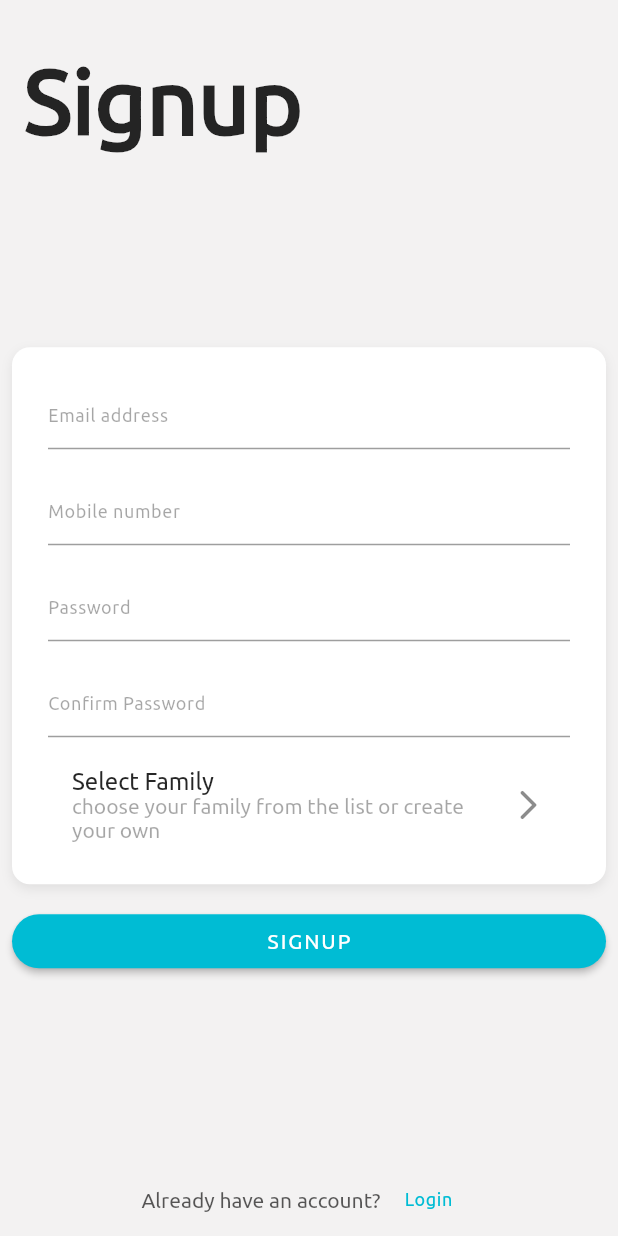
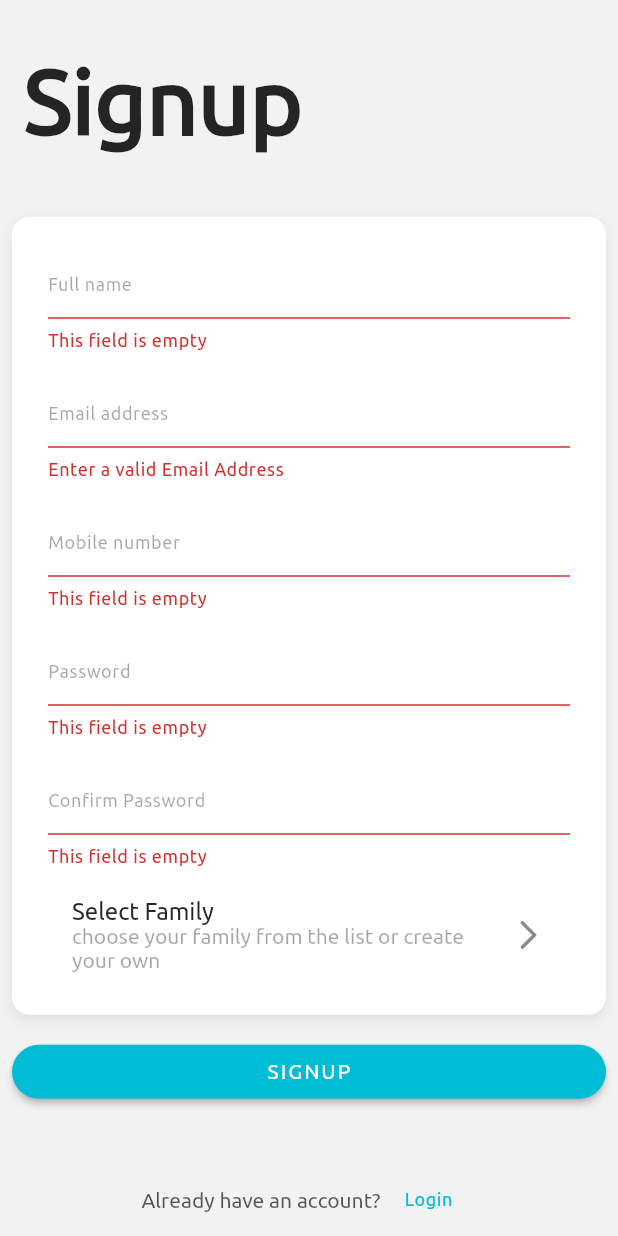
Before and after one commit to kunalmanocha98/shopper_android, a Flutter app: the SignupPage screen opened directly, after a tap on "SIGNUP", on a phone screen of 412 x 824 dp. Run offline on Flutter 3.47's test engine with Material 2 defaults, Android fonts, the phone set to English and light mode, and no system bars; our stand-ins replace cached_network_image, fluttertoast, get_it, shared_preferences; missing offline and left inert: pagination_view; accounts and stored records are empty; generated files the repository leaves out were written again.

Commit message:
changes: 1. Signup page Api implementation

```diff
--- /dev/null
+++ b/lib/Network/app_url.dart
@@ -0,0 +1,6 @@
+class AppUrl{
+
+   static String baseUrl = "http;//186.168.0.1";
+
+   static String signUp = baseUrl+'/User/signup';
+}
--- a/lib/l10n/app_en.arb
+++ b/lib/l10n/app_en.arb
@@ -30,5 +30,8 @@
   "login": "Login",
   "welcome": "Welcome",
   "already_have_account": "Already have an account?",
-  "dont_have_account": "Don't have an account?"
+  "dont_have_account": "Don't have an account?",
+  "no_internet": "No Internet",
+  "session_expire": "Session expired",
+  "hint_enter_name": "Full name"
 }
--- /dev/null
+++ b/lib/src/BasicUtilities/locator.dart
@@ -0,0 +1,9 @@
+
+import 'package:get_it/get_it.dart';
+import 'package:shared_preferences/shared_preferences.dart';
+
+GetIt locator = GetIt.instance;
+
+setupLocator(){
+  locator.registerSingletonAsync(() async=> await SharedPreferences.getInstance());
+}
--- a/lib/src/BasicUtilities/shopper_colors.dart
+++ b/lib/src/BasicUtilities/shopper_colors.dart
@@ -16,4 +16,12 @@ class ShopperColor {
   static Color get appColorBlack10 =>  Color(0x1A000000);
 
   static Color get appColorBlack08 =>  Color(0x14000000);
+
+  static Color get information => Color(0xFFCCE5FF);
+
+  static Color get success => Color(0xFFd4edda);
+
+  static Color get warning => Color(0xFFfff3cd);
+
+  static Color get failure => Color(0xFFf8d7da);
 }
--- a/lib/src/BasicUtilities/shopper_mixins.dart
+++ b/lib/src/BasicUtilities/shopper_mixins.dart
@@ -20,6 +20,28 @@ class ShopperMixins{
     }
   }
 
+  String validatePassword(String value) {
+    if (value.isEmpty) {
+      return "This field is empty";
+    } else if(value.length < 8){
+      return "Password length must be at least 8 characters";
+    } else{
+      return null;
+    }
+  }
+
+  String validateConfirmPassword(String value, String value1) {
+    if (value1.isEmpty) {
+      return "This field is empty";
+    } else if(value1.length < 8){
+      return "Password length must be at least 8 characters";
+    } else if (value != value1){
+      return "Passwords don't match";
+    }else{
+      return null;
+    }
+  }
+
   String validateEmail(String value) {
     Pattern pattern =
         r'^(([^<>()[\]\\.,;:\s@\"]+(\.[^<>()[\]\\.,;:\s@\"]+)*)|(\".+\"))@((\[[0-9]{1,3}\.[0-9]{1,3}\.[0-9]{1,3}\.[0-9]{1,3}\])|(([a-zA-Z\-0-9]+\.)+[a-zA-Z]{2,}))$';
--- a/lib/src/DashboardPage/dashboard_page_ui.dart
+++ b/lib/src/DashboardPage/dashboard_page_ui.dart
@@ -1,5 +1,4 @@
 import 'package:flutter/material.dart';
-import 'package:shopper/src/BasicUtilities/custom_localizations.dart';
 import 'package:shopper/src/UIComponents/custom_shopping_list_card.dart';
 
 class DashboardPage extends StatefulWidget{
--- /dev/null
+++ b/lib/src/Registration/models/signup_model.dart
@@ -0,0 +1,32 @@
+class SignUpRequest {
+  String name;
+  String email;
+  String mobile;
+  String password;
+  String familyId;
+
+  SignUpRequest(
+      {this.name,
+        this.email,
+        this.mobile,
+        this.password,
+        this.familyId});
+
+  SignUpRequest.fromJson(Map<String, dynamic> json) {
+    name = json['name'];
+    email = json['email'];
+    mobile = json['mobile'];
+    password = json['password'];
+    familyId = json['family_id'];
+  }
+
+  Map<String, dynamic> toJson() {
+    final Map<String, dynamic> data = new Map<String, dynamic>();
+    data['name'] = this.name;
+    data['email'] = this.email;
+    data['mobile'] = this.mobile;
+    data['password'] = this.password;
+    data['family_id'] = this.familyId;
+    return data;
+  }
+}
--- a/lib/src/Registration/signup_page.dart
+++ /dev/null
@@ -1,142 +0,0 @@
-import 'package:flutter/material.dart';
-import 'package:shopper/src/BasicUtilities/custom_localizations.dart';
-import 'package:shopper/src/BasicUtilities/custom_text_styles.dart';
-import 'package:shopper/src/BasicUtilities/shopper_colors.dart';
-import 'package:shopper/src/Registration/login_page.dart';
-import 'package:shopper/src/UIComponents/custom_appbar.dart';
-import 'package:shopper/src/UIComponents/custom_buttons.dart';
-import 'package:shopper/src/UIComponents/custom_card.dart';
-
-import 'family_list_page.dart';
-
-class SignupPage extends StatefulWidget{
-  @override
-  SignupPageState createState() => SignupPageState();
-}
-
-class SignupPageState extends State<SignupPage>{
-  @override
-  Widget build(BuildContext context) {
-    return Scaffold(
-      body: SafeArea(
-        child: Column(
-          crossAxisAlignment: CrossAxisAlignment.start,
-          children: [
-            Padding(
-              padding:  EdgeInsets.only(top:32.0,bottom: 8,left: 16),
-              child: Text(ShopperLocalizations(context).localization.signup,
-                style: ShopperTextStyles.headline2.copyWith(
-                    fontWeight: FontWeight.bold
-                ),),
-            ),
-            Expanded(
-              child: Form(
-                child: Container(
-                  child: Center(
-                    child: Column(
-                      mainAxisSize: MainAxisSize.min,
-                      children: [
-                        ShopperCard(
-                          padding: EdgeInsets.only(bottom: 16,left: 16,right: 16,top: 12),
-                          child: Column(
-                            mainAxisSize: MainAxisSize.min,
-                            children: [
-                              Padding(
-                                padding: const EdgeInsets.all(8.0),
-                                child: TextFormField(
-                                  style: ShopperTextStyles.subtitle1,
-                                  decoration: InputDecoration(
-                                    hintStyle: ShopperTextStyles.caption,
-                                    hintText: ShopperLocalizations(context).localization.hint_enter_email
-                                  ),
-                                ),
-                              ),
-                              Padding(
-                                padding: const EdgeInsets.all(8.0),
-                                child: TextFormField(
-                                  style: ShopperTextStyles.subtitle1,
-                                  decoration: InputDecoration(
-                                      hintStyle: ShopperTextStyles.caption,
-                                      hintText: ShopperLocalizations(context).localization.hint_enter_mobile
-                                  ),
-                                ),
-                              ),
-                              Padding(
-                                padding: const EdgeInsets.all(8.0),
-                                child: TextFormField(
-                                  style: ShopperTextStyles.subtitle1,
-                                  obscureText: true,
-                                  decoration: InputDecoration(
-                                      hintStyle: ShopperTextStyles.caption,
-                                      hintText: ShopperLocalizations(context).localization.hint_enter_password
-                                  ),
-                                ),
-                              ),
-                              Padding(
-                                padding: const EdgeInsets.all(8.0),
-                                child: TextFormField(
-                                  style: ShopperTextStyles.subtitle1,
-                                  obscureText: true,
-                                  decoration: InputDecoration(
-                                      hintStyle: ShopperTextStyles.caption,
-                                      hintText: ShopperLocalizations(context).localization.hint_enter_confirm_password
-                                  ),
-                                ),
-                              ),
-                              Padding(
-                                padding: const EdgeInsets.all(8.0),
-                                child: ListTile(
-                                  onTap: (){
-                                    Navigator.push(context, MaterialPageRoute(
-                                        builder: (BuildContext context){
-                                          return FamilyListPage();
-                                        }
-                                    ));
-                                  },
-                                  title: Text("Select Family", style: ShopperTextStyles.subtitle1,),
-                                  subtitle:Text("choose your family from the list or create your own", style: ShopperTextStyles.bodyText2,),
-                                  trailing: Icon(Icons.arrow_forward_ios_rounded),
-                                )
-                              ),
-                            ],
-                          ),
-                        ),
-                        Container(
-                          width: double.infinity,
-                          padding: EdgeInsets.all(8),
-                          child: ShopperElevatedButton(onPressed: (){},
-                            textStyle: ShopperTextStyles.subtitle2,
-                            textColor: ShopperColor.appColorWhite,
-                            buttonText: ShopperLocalizations(context).localization.signup.toUpperCase(),),
-                        )
-                      ],
-                    ),
-                  ),
-                ),
-              ),
-            ),
-
-            Row(
-              mainAxisAlignment: MainAxisAlignment.center,
-              children: [
-                Text(ShopperLocalizations(context).localization.already_have_account,
-                style: ShopperTextStyles.subtitle2,),
-                ShopperTextButton(
-                  onPressed: (){
-                    Navigator.pushAndRemoveUntil(context, MaterialPageRoute(
-                        builder: (BuildContext context){
-                          return LoginPage();
-                        }
-                    ),ModalRoute.withName('/'));
-                  },
-                  buttonText: ShopperLocalizations(context).localization.login,
-                )
-              ],
-            )
-          ],
-        ),
-      ),
-    );
-  }
-
-}
--- a/lib/src/Registration/login_page.dart
+++ b/lib/src/Registration/ui/login_page.dart
@@ -2,8 +2,7 @@ import 'package:flutter/material.dart';
 import 'package:shopper/src/BasicUtilities/custom_localizations.dart';
 import 'package:shopper/src/BasicUtilities/custom_text_styles.dart';
 import 'package:shopper/src/BasicUtilities/shopper_colors.dart';
-import 'package:shopper/src/Registration/signup_page.dart';
-import 'package:shopper/src/UIComponents/custom_appbar.dart';
+import 'package:shopper/src/Registration/ui/signup_page.dart';
 import 'package:shopper/src/UIComponents/custom_buttons.dart';
 
 class LoginPage extends StatefulWidget{
--- /dev/null
+++ b/lib/src/Registration/ui/signup_page.dart
@@ -0,0 +1,231 @@
+import 'dart:convert';
+
+import 'package:flutter/material.dart';
+import 'package:shopper/Network/app_url.dart';
+import 'package:shopper/Network/network.dart';
+import 'package:shopper/src/BasicUtilities/custom_localizations.dart';
+import 'package:shopper/src/BasicUtilities/custom_text_styles.dart';
+import 'package:shopper/src/BasicUtilities/shopper_colors.dart';
+import 'package:shopper/src/BasicUtilities/shopper_mixins.dart';
+import 'package:shopper/src/Registration/models/signup_model.dart';
+import 'package:shopper/src/Registration/ui/family_list_page.dart';
+import 'package:shopper/src/Registration/ui/login_page.dart';
+import 'package:shopper/src/UIComponents/custom_buttons.dart';
+import 'package:shopper/src/UIComponents/custom_card.dart';
+
+
+class SignupPage extends StatefulWidget {
+  @override
+  SignupPageState createState() => SignupPageState();
+}
+
+class SignupPageState extends State<SignupPage> with ShopperMixins {
+  String email;
+  String mobile;
+  String password;
+  String confirmPassword;
+  String name;
+  String familyId;
+  TextEditingController passwordController = TextEditingController();
+  GlobalKey<FormState> formKey = GlobalKey();
+
+  @override
+  Widget build(BuildContext context) {
+    return Scaffold(
+      body: SafeArea(
+        child: Column(
+          crossAxisAlignment: CrossAxisAlignment.start,
+          children: [
+            Padding(
+              padding: EdgeInsets.only(top: 32.0, bottom: 8, left: 16),
+              child: Text(
+                ShopperLocalizations(context).localization.signup,
+                style: ShopperTextStyles.headline2
+                    .copyWith(fontWeight: FontWeight.bold),
+              ),
+            ),
+            Expanded(
+              child: Form(
+                key: formKey,
+                child: Container(
+                  child: Center(
+                    child: Column(
+                      mainAxisSize: MainAxisSize.min,
+                      children: [
+                        ShopperCard(
+                          padding: EdgeInsets.only(
+                              bottom: 16, left: 16, right: 16, top: 12),
+                          child: Column(
+                            mainAxisSize: MainAxisSize.min,
+                            children: [
+                              Padding(
+                                padding: const EdgeInsets.all(8.0),
+                                child: TextFormField(
+                                  validator: validateTextField,
+                                  onSaved: (value) {
+                                    name = value;
+                                  },
+                                  style: ShopperTextStyles.subtitle1,
+                                  keyboardType: TextInputType.emailAddress,
+                                  decoration: InputDecoration(
+                                      hintStyle: ShopperTextStyles.caption,
+                                      hintText: ShopperLocalizations(context)
+                                          .localization
+                                          .hint_enter_name),
+                                ),
+                              ),
+                              Padding(
+                                padding: const EdgeInsets.all(8.0),
+                                child: TextFormField(
+                                  validator: validateEmail,
+                                  onSaved: (value) {
+                                    email = value;
+                                  },
+                                  style: ShopperTextStyles.subtitle1,
+                                  keyboardType: TextInputType.emailAddress,
+                                  decoration: InputDecoration(
+                                      hintStyle: ShopperTextStyles.caption,
+                                      hintText: ShopperLocalizations(context)
+                                          .localization
+                                          .hint_enter_email),
+                                ),
+                              ),
+                              Padding(
+                                padding: const EdgeInsets.all(8.0),
+                                child: TextFormField(
+                                  validator: validateTextField,
+                                  onSaved: (value) {
+                                    mobile = value;
+                                  },
+                                  style: ShopperTextStyles.subtitle1,
+                                  keyboardType: TextInputType.number,
+                                  decoration: InputDecoration(
+                                      hintStyle: ShopperTextStyles.caption,
+                                      hintText: ShopperLocalizations(context)
+                                          .localization
+                                          .hint_enter_mobile),
+                                ),
+                              ),
+                              Padding(
+                                padding: const EdgeInsets.all(8.0),
+                                child: TextFormField(
+                                  style: ShopperTextStyles.subtitle1,
+                                  controller: passwordController,
+                                  validator: validatePassword,
+                                  onSaved: (value) {
+                                    password = value;
+                                  },
+                                  obscureText: true,
+                                  decoration: InputDecoration(
+                                      hintStyle: ShopperTextStyles.caption,
+                                      hintText: ShopperLocalizations(context)
+                                          .localization
+                                          .hint_enter_password),
+                                ),
+                              ),
+                              Padding(
+                                padding: const EdgeInsets.all(8.0),
+                                child: TextFormField(
+                                  style: ShopperTextStyles.subtitle1,
+                                  validator: (value) {
+                                    return validateConfirmPassword(
+                                        passwordController.text, value);
+                                  },
+                                  onSaved: (value) {
+                                    confirmPassword = value;
+                                  },
+                                  obscureText: true,
+                                  decoration: InputDecoration(
+                                      hintStyle: ShopperTextStyles.caption,
+                                      hintText: ShopperLocalizations(context)
+                                          .localization
+                                          .hint_enter_confirm_password),
+                                ),
+                              ),
+                              Padding(
+                                  padding: const EdgeInsets.all(8.0),
+                                  child: ListTile(
+                                    onTap: () {
+                                      Navigator.push(context, MaterialPageRoute(
+                                          builder: (BuildContext context) {
+                                        return FamilyListPage();
+                                      })).then((value) {});
+                                    },
+                                    title: Text(
+                                      "Select Family",
+                                      style: ShopperTextStyles.subtitle1,
+                                    ),
+                                    subtitle: Text(
+                                      "choose your family from the list or create your own",
+                                      style: ShopperTextStyles.bodyText2,
+                                    ),
+                                    trailing:
+                                        Icon(Icons.arrow_forward_ios_rounded),
+                                  )),
+                            ],
+                          ),
+                        ),
+                        Container(
+                          width: double.infinity,
+                          padding: EdgeInsets.all(8),
+                          child: ShopperElevatedButton(
+                            onPressed: () {
+                              if(formKey.currentState.validate()){
+                                formKey.currentState.save();
+                                signUp();
+                              }
+                            },
+                            textStyle: ShopperTextStyles.subtitle2,
+                            textColor: ShopperColor.appColorWhite,
+                            buttonText: ShopperLocalizations(context)
+                                .localization
+                                .signup
+                                .toUpperCase(),
+                          ),
+                        )
+                      ],
+                    ),
+                  ),
+                ),
+              ),
+            ),
+            Row(
+              mainAxisAlignment: MainAxisAlignment.center,
+              children: [
+                Text(
+                  ShopperLocalizations(context)
+                      .localization
+                      .already_have_account,
+                  style: ShopperTextStyles.subtitle2,
+                ),
+                ShopperTextButton(
+                  onPressed: () {
+                    Navigator.pushAndRemoveUntil(context,
+                        MaterialPageRoute(builder: (BuildContext context) {
+                      return LoginPage();
+                    }), ModalRoute.withName('/')).then((value){
+                      if(value){
+                        familyId = value;
+                      }
+                    });
+                  },
+                  buttonText: ShopperLocalizations(context).localization.login,
+                )
+              ],
+            )
+          ],
+        ),
+      ),
+    );
+  }
+
+  void signUp() async{
+    SignUpRequest payload = SignUpRequest();
+    payload.name = name;
+    payload.email = email;
+    payload.password = password;
+    payload.mobile = mobile;
+    payload.familyId = familyId;
+    NetworkCall().call(jsonEncode(payload), context, AppUrl.signUp);
+  }
+}
--- a/lib/src/Registration/welcome_page.dart
+++ b/lib/src/Registration/ui/welcome_page.dart
@@ -1,7 +1,7 @@
 import 'package:flutter/material.dart';
 import 'package:shopper/src/BasicUtilities/custom_localizations.dart';
 import 'package:shopper/src/BasicUtilities/custom_text_styles.dart';
-import 'package:shopper/src/Registration/signup_page.dart';
+import 'package:shopper/src/Registration/ui/signup_page.dart';
 import 'package:shopper/src/UIComponents/custom_buttons.dart';
 
 import 'login_page.dart';
--- a/lib/src/main.dart
+++ b/lib/src/main.dart
@@ -1,11 +1,9 @@
 import 'package:flutter/material.dart';
 import 'package:shopper/src/BasicUtilities/custom_text_styles.dart';
 import 'package:shopper/src/BasicUtilities/shopper_colors.dart';
-import 'package:shopper/src/HomePage/homepage.dart';
 import 'package:flutter_gen/gen_l10n/app_localizations.dart';
 
-import 'Registration/signup_page.dart';
-import 'Registration/welcome_page.dart';
+import 'Registration/ui/welcome_page.dart';
 
 void main() {
   runApp(MyApp());
--- a/pubspec.yaml
+++ b/pubspec.yaml
@@ -28,6 +28,10 @@ dependencies:
   intl: ^0.17.0
   cached_network_image: ^3.0.0
   pagination_view: ^1.0.4+2
+  get_it: ^7.1.3
+  shared_preferences: ^2.0.5
+  http: ^0.13.3
+  fluttertoast: ^8.0.6
 
 
   # The following adds the Cupertino Icons font to your application.
```
Also changed, not shown: lib/Network/network.dart (added, +96 -0 lines), lib/src/BasicUtilities/toast.dart (added, +16 -0 lines), lib/src/Registration/ui/create_family_page.dart (renamed from lib/src/Registration/create_family_page.dart), lib/src/Registration/ui/family_list_page.dart (renamed from lib/src/Registration/family_list_page.dart), pubspec.lock.
